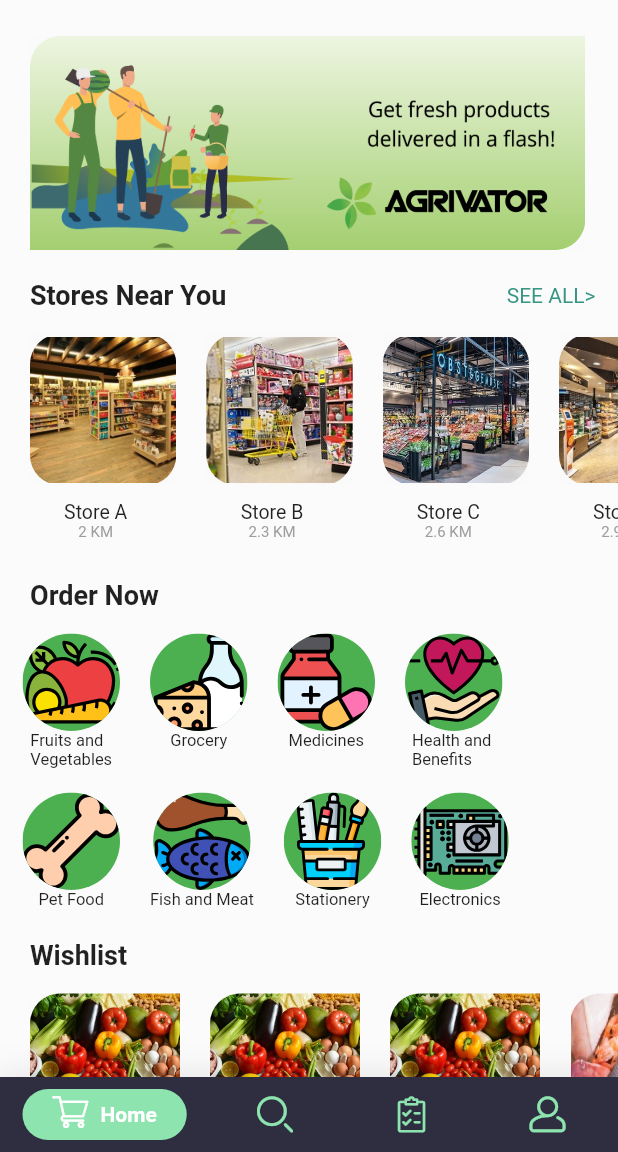
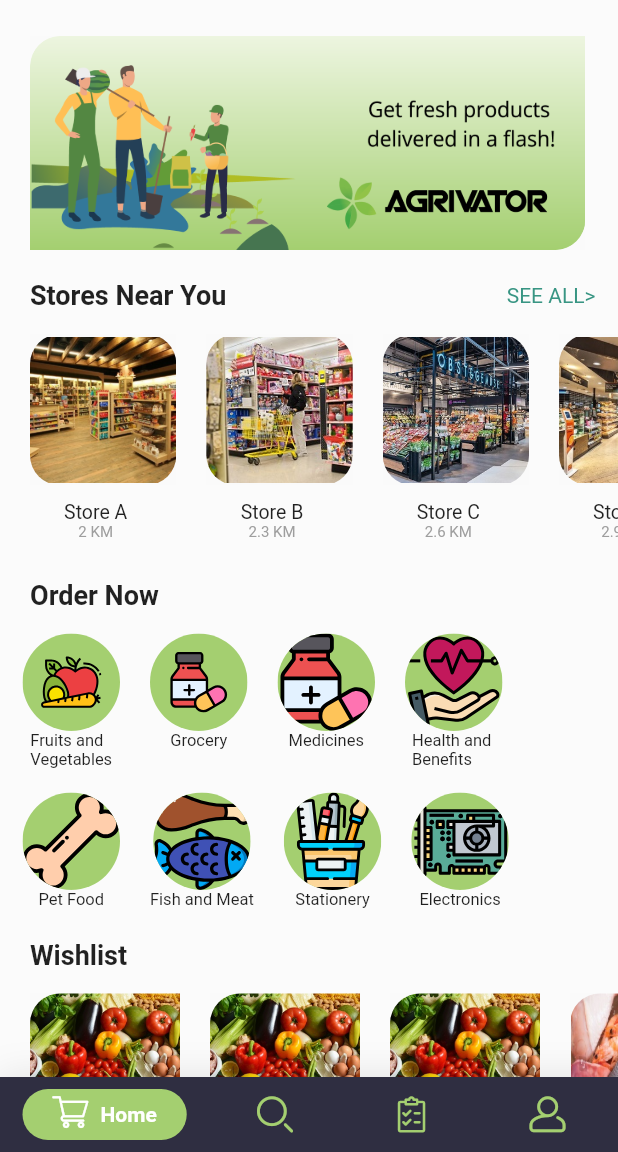
Before and after one commit to somiparna/Agrivator-Flash, a Flutter app: the screen it shows after launch, on a phone screen of 412 x 824 dp, the part 84-1236 px from its top. Run offline on Flutter 3.47's test engine with Material 2 defaults, Android fonts, the phone set to English and light mode, and no system bars; drawn by our look-alikes of google_nav_bar; our stand-ins replace flutter_svg, geolocator, google_maps_flutter.

```diff
--- a/lib/Tabs/Hometab.dart
+++ b/lib/Tabs/Hometab.dart
@@ -315,24 +315,19 @@ class _HomeTabState extends State<HomeTab> {
                     child: Column(
                       children: <Widget>[
                         ClipOval(
-                          child: Column(
-                            children: <Widget>[
-                              Material(
-                                color: Colors.green,
                           child: InkWell(
                             onTap: () => Navigator.of(context).push(
                                 MaterialPageRoute(
                                     builder: (context) => Error())),
                             child: Container(
+                              color: Theme.of(context).primaryColor,
+                              padding: EdgeInsets.all(size.height*0.015),
                               child: SvgPicture.asset(
                                 'images/fruits.svg',
+                              ),
+                              height: 65,
                               width: 65,
-                                      height: 65,
                             ),
-                                  ),
-                                ),
-                              )
-                            ],
                           ),
                         ),
                         Text("Fruits and\nVegetables",
@@ -346,24 +341,19 @@ class _HomeTabState extends State<HomeTab> {
                     child: Column(
                       children: <Widget>[
                         ClipOval(
-                          child: Column(
-                            children: <Widget>[
-                              Material(
-                                color: Colors.green,
                           child: InkWell(
                             onTap: () => Navigator.of(context).push(
                                 MaterialPageRoute(
                                     builder: (context) => Error())),
                             child: Container(
+                              color: Theme.of(context).primaryColor,
+                              padding: EdgeInsets.all(size.height*0.015),
                               child: SvgPicture.asset(
-                                      'images/dairy.svg',
+                                'images/medicines.svg',
+                              ),
+                              height: 65,
                               width: 65,
-                                      height: 65,
                             ),
-                                  ),
-                                ),
-                              )
-                            ],
                           ),
                         ),
                         Text("Grocery", style: TextStyle(fontSize: 11)),
@@ -379,7 +369,7 @@ class _HomeTabState extends State<HomeTab> {
                           child: Column(
                             children: <Widget>[
                               Material(
-                                color: Colors.green,
+                                color: Theme.of(context).primaryColor,
                                 child: InkWell(
                                   onTap: () => Navigator.of(context).push(
                                       MaterialPageRoute(
@@ -409,7 +399,7 @@ class _HomeTabState extends State<HomeTab> {
                           child: Column(
                             children: <Widget>[
                               Material(
-                                color: Colors.green,
+                                color: Theme.of(context).primaryColor,
                                 child: InkWell(
                                   onTap: () => Navigator.of(context).push(
                                       MaterialPageRoute(
@@ -440,7 +430,7 @@ class _HomeTabState extends State<HomeTab> {
                           child: Column(
                             children: <Widget>[
                               Material(
-                                color: Colors.green,
+                                color: Theme.of(context).primaryColor,
                                 child: InkWell(
                                   onTap: () => Navigator.of(context).push(
                                       MaterialPageRoute(
@@ -470,7 +460,7 @@ class _HomeTabState extends State<HomeTab> {
                           child: Column(
                             children: <Widget>[
                               Material(
-                                color: Colors.green,
+                                color: Theme.of(context).primaryColor,
                                 child: InkWell(
                                   onTap: () => Navigator.of(context).push(
                                       MaterialPageRoute(
@@ -500,7 +490,7 @@ class _HomeTabState extends State<HomeTab> {
                           child: Column(
                             children: <Widget>[
                               Material(
-                                color: Colors.green,
+                                color: Theme.of(context).primaryColor,
                                 child: InkWell(
                                   onTap: () => Navigator.of(context).push(
                                       MaterialPageRoute(
@@ -530,7 +520,7 @@ class _HomeTabState extends State<HomeTab> {
                           child: Column(
                             children: <Widget>[
                               Material(
-                                color: Colors.green,
+                                color: Theme.of(context).primaryColor,
                                 child: InkWell(
                                   onTap: () => Navigator.of(context).push(
                                       MaterialPageRoute(
--- a/lib/main.dart
+++ b/lib/main.dart
@@ -9,7 +9,7 @@ class MyApp extends StatelessWidget {
     return MaterialApp(
       title: 'Agrivator Flash',
       theme: ThemeData(
-        primaryColor: Color(0xFF8DE4AF),
+        primaryColor: Color(0xFFA4CF70),
         accentColor: Color(0xFF2f2e41),
       ),
       home: HomeScreen(),
```
Lines whose indentation alone changed are shown as unchanged.
